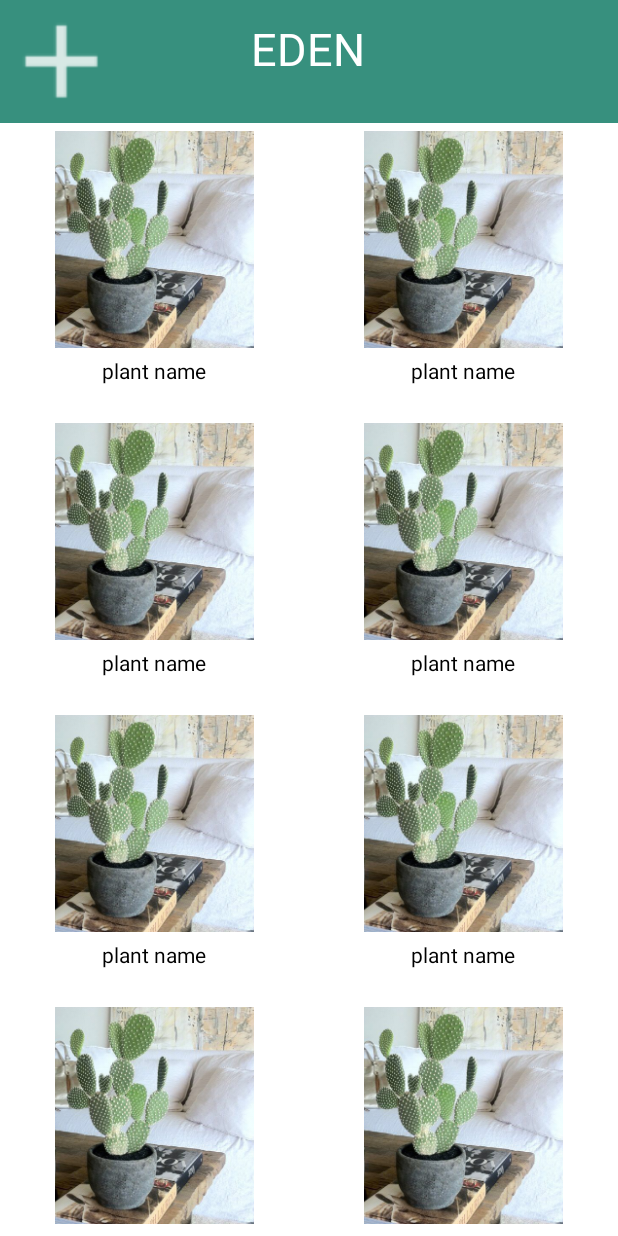
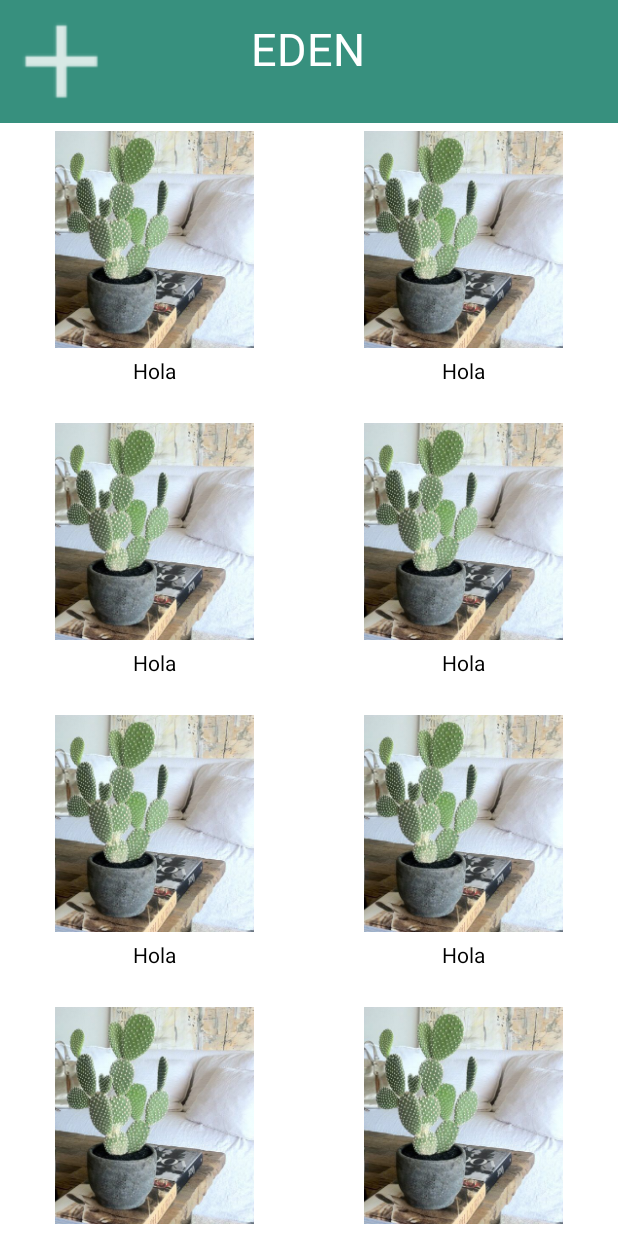
Before and after one commit to joshmlee/PlantApp, an Android app: the screen it shows after launch (MainActivity), on a phone screen of 412 x 824 dp. Run offline under Robolectric (Android 15) with nearby library versions, the phone set to English and light mode, and no system bars.

Commit message:
displaying text via adapter

```diff
--- a/app/src/main/java/com/example/joshualee/plantapp/ImageAdapter.java
+++ b/app/src/main/java/com/example/joshualee/plantapp/ImageAdapter.java
@@ -13,6 +13,8 @@ import android.widget.BaseAdapter;
 import android.widget.GridView;
 import android.widget.ImageView;
 import android.widget.TextView;
+
+import java.util.ArrayList;
 
 public class ImageAdapter extends BaseAdapter {
 
@@ -45,6 +47,7 @@ public class ImageAdapter extends BaseAdapter {
             holder = new ViewHolder();
             // if it's not recycled, initialize some attributes
             holder.mainImage = (ImageView) convertView.findViewById(R.id.plantImage);  // new ImageView(mContext);
+            holder.nameText = (TextView) convertView.findViewById(R.id.name);
 //            imageView.setLayoutParams(new GridView.LayoutParams(85, 85));
 //            imageView.setScaleType(ImageView.ScaleType.CENTER_CROP);
 //            imageView.setPadding(8, 8, 8, 8);
@@ -53,7 +56,11 @@ public class ImageAdapter extends BaseAdapter {
             holder = (ViewHolder) convertView.getTag();
         }
 
+        SharedPreference sharedPreference = new SharedPreference();
+        ArrayList<Plant> fav_plants = new ArrayList<Plant>();
+        fav_plants = sharedPreference.getFavorites(mContext);
         holder.mainImage.setImageResource(mThumbIds[position]);
+        holder.nameText.setText("Hola");
         return convertView;
 //        return imageView;
     }
--- a/app/src/main/java/com/example/joshualee/plantapp/MainActivity.java
+++ b/app/src/main/java/com/example/joshualee/plantapp/MainActivity.java
@@ -33,7 +33,7 @@ public class MainActivity extends AppCompatActivity {
         imgFavorite.setOnClickListener(new View.OnClickListener() {
             @Override
             public void onClick(View v) {
-                startActivity(new Intent(MainActivity.this, PlantProfile.class));
+                startActivity(new Intent(MainActivity.this, AddPlant.class));
                 Toast.makeText(getApplicationContext(), "adding item2", Toast.LENGTH_SHORT).show();
             }
         });
```
